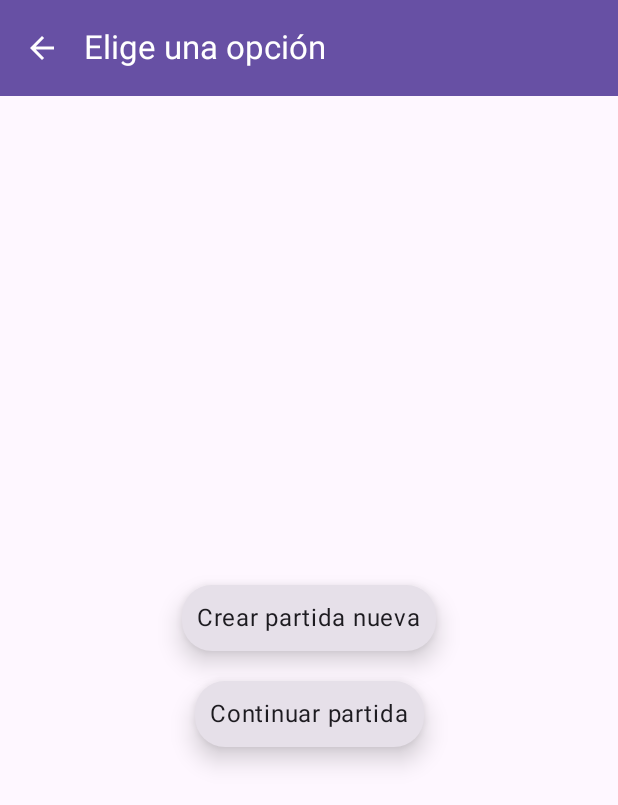
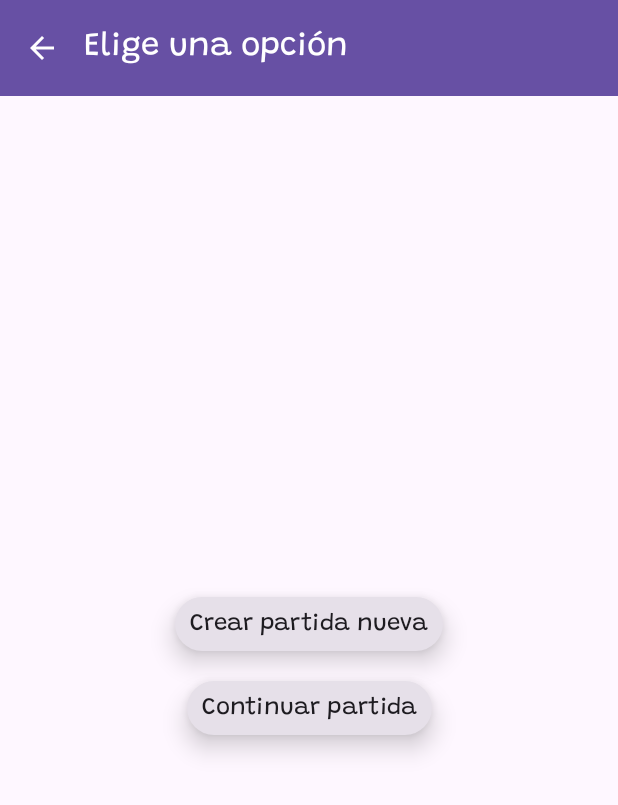
Before and after one commit to jfalvarez/ElPuntuador, an Android app built with Jetpack Compose: the screen it shows after launch (MainActivity), on a phone screen of 412 x 824 dp. Shown: the top 805 px of the screen. Run offline under Robolectric (Android 15) with nearby library versions, the phone set to English and light mode, and no system bars.

Commit message:
Update Typography

```diff
--- a/app/src/main/java/com/jfaf/elpuntuador/ui/theme/Theme.kt
+++ b/app/src/main/java/com/jfaf/elpuntuador/ui/theme/Theme.kt
@@ -85,6 +85,7 @@ fun ElPuntuadorTheme(
 
     MaterialTheme(
         colorScheme = colors,
+        typography = Typography,
         content = content
     )
 }
--- a/app/src/main/java/com/jfaf/elpuntuador/ui/theme/Type.kt
+++ b/app/src/main/java/com/jfaf/elpuntuador/ui/theme/Type.kt
@@ -2,33 +2,58 @@ package com.jfaf.elpuntuador.ui.theme
 
 import androidx.compose.material3.Typography
 import androidx.compose.ui.text.TextStyle
+import androidx.compose.ui.text.font.Font
 import androidx.compose.ui.text.font.FontFamily
+import androidx.compose.ui.text.font.FontStyle
 import androidx.compose.ui.text.font.FontWeight
 import androidx.compose.ui.unit.sp
+import com.jfaf.elpuntuador.R
+
+val grandstander = FontFamily(
+    Font(R.font.grandstander_black, FontWeight.Black, FontStyle.Normal),
+    Font(R.font.grandstander_blackitalic, FontWeight.Black, FontStyle.Italic),
+    Font(R.font.grandstander_bold, FontWeight.Bold, FontStyle.Normal),
+    Font(R.font.grandstander_bolditalic, FontWeight.Bold, FontStyle.Italic),
+    Font(R.font.grandstander_extrabold, FontWeight.ExtraBold, FontStyle.Normal),
+    Font(R.font.grandstander_extrabolditalic, FontWeight.ExtraBold, FontStyle.Italic),
+    Font(R.font.grandstander_extralight, FontWeight.ExtraLight, FontStyle.Normal),
+    Font(R.font.grandstander_extralightitalic, FontWeight.ExtraLight, FontStyle.Italic),
+    Font(R.font.grandstander_italic, FontWeight.Normal, FontStyle.Italic),
+    Font(R.font.grandstander_light, FontWeight.Light, FontStyle.Normal),
+    Font(R.font.grandstander_lightitalic, FontWeight.Light, FontStyle.Italic),
+    Font(R.font.grandstander_medium, FontWeight.Medium, FontStyle.Normal),
+    Font(R.font.grandstander_mediumitalic, FontWeight.Medium, FontStyle.Italic),
+    Font(R.font.grandstander_regular, FontWeight.Normal, FontStyle.Normal),
+    Font(R.font.grandstander_semibold, FontWeight.SemiBold, FontStyle.Normal),
+    Font(R.font.grandstander_semibolditalic, FontWeight.SemiBold, FontStyle.Italic),
+    Font(R.font.grandstander_thin, FontWeight.Thin, FontStyle.Normal),
+    Font(R.font.grandstander_thinitalic, FontWeight.Thin, FontStyle.Italic),
+)
 
 // Set of Material typography styles to start with
 val Typography = Typography(
     bodyLarge = TextStyle(
-        fontFamily = FontFamily.Default,
         fontWeight = FontWeight.Normal,
         fontSize = 16.sp,
-        lineHeight = 24.sp,
-        letterSpacing = 0.5.sp
-    )
-    /* Other default text styles to override
-    titleLarge = TextStyle(
-        fontFamily = FontFamily.Default,
-        fontWeight = FontWeight.Normal,
-        fontSize = 22.sp,
-        lineHeight = 28.sp,
-        letterSpacing = 0.sp
     ),
-    labelSmall = TextStyle(
-        fontFamily = FontFamily.Default,
-        fontWeight = FontWeight.Medium,
-        fontSize = 11.sp,
-        lineHeight = 16.sp,
-        letterSpacing = 0.5.sp
-    )
-    */
+
+).defaultFontFamily(grandstander)
+
+fun Typography.defaultFontFamily(fontFamily: FontFamily) = this.copy(
+    bodyLarge = this.bodyLarge.copy(fontFamily = fontFamily),
+    bodyMedium = this.bodyMedium.copy(fontFamily = fontFamily),
+    bodySmall = this.bodySmall.copy(fontFamily = fontFamily),
+    displayLarge = this.displayLarge.copy(fontFamily = fontFamily),
+    displayMedium = this.displayMedium.copy(fontFamily = fontFamily),
+    displaySmall = this.displaySmall.copy(fontFamily = fontFamily),
+    headlineLarge = this.headlineLarge.copy(fontFamily = fontFamily),
+    headlineMedium = this.headlineMedium.copy(fontFamily = fontFamily),
+    headlineSmall = this.headlineSmall.copy(fontFamily = fontFamily),
+    titleLarge = this.titleLarge.copy(fontFamily = fontFamily),
+    titleMedium = this.titleMedium.copy(fontFamily = fontFamily),
+    titleSmall = this.titleSmall.copy(fontFamily = fontFamily),
+    labelLarge = this.labelLarge.copy(fontFamily = fontFamily),
+    labelMedium = this.labelMedium.copy(fontFamily = fontFamily),
+    labelSmall = this.labelSmall.copy(fontFamily = fontFamily),
+
 )
```
Also changed, not shown: app/src/main/res/font/grandstander_black.ttf (added), app/src/main/res/font/grandstander_blackitalic.ttf (added), app/src/main/res/font/grandstander_bold.ttf (added), app/src/main/res/font/grandstander_bolditalic.ttf (added), app/src/main/res/font/grandstander_extrabold.ttf (added), app/src/main/res/font/grandstander_extrabolditalic.ttf (added), app/src/main/res/font/grandstander_extralight.ttf (added), app/src/main/res/font/grandstander_extralightitalic.ttf (added), app/src/main/res/font/grandstander_italic.ttf (added), app/src/main/res/font/grandstander_light.ttf (added), app/src/main/res/font/grandstander_lightitalic.ttf (added), app/src/main/res/font/grandstander_medium.ttf (added), app/src/main/res/font/grandstander_mediumitalic.ttf (added), app/src/main/res/font/grandstander_regular.ttf (added), 4 more files.
